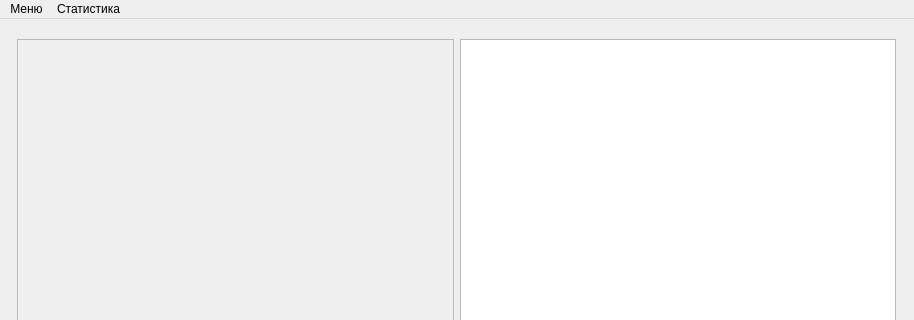
Old version of the form mainwindow.ui in the repository ilev4ik/prep-checker; both pictures show x 0 to 914 and y 0 to 320 of the 914 by 612 pixel window.
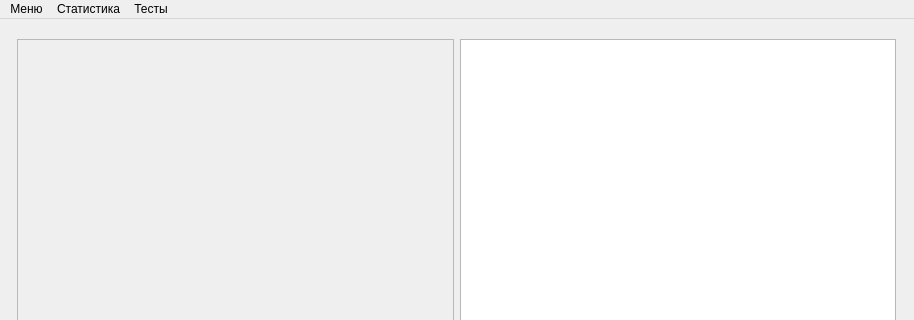
New version of the form.

What changed in the file:
```diff
--- a/mainwindow.ui
+++ b/mainwindow.ui
@@ -155,8 +155,19 @@
     </property>
     <addaction name="a_currentStats"/>
    </widget>
+   <widget class="QMenu" name="menu_3">
+    <property name="title">
+     <string>Тесты</string>
+    </property>
+    <addaction name="a_lastTests"/>
+    <addaction name="separator"/>
+    <addaction name="a_createTest"/>
+    <addaction name="a_loadTest"/>
+    <addaction name="a_viewTests"/>
+   </widget>
    <addaction name="menu"/>
    <addaction name="menu_2"/>
+   <addaction name="menu_3"/>
   </widget>
   <action name="a_newGame">
    <property name="text">
```
Left out of the diff: 20 changed lines with no effect on the pictures.
